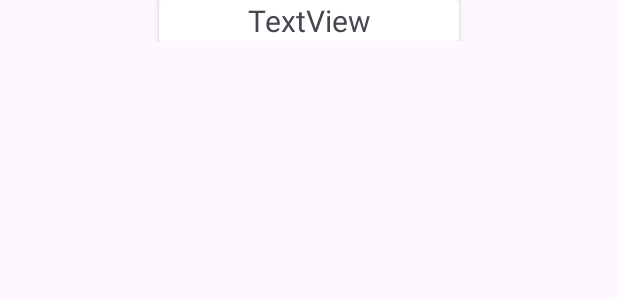
After one commit to Saphirengel/world_adventure_android, an Android app: the layout spinner_layout.xml on its own in the app's theme, with its tools: preview values and no code run, on a phone screen of 412 x 824 dp. The commit adds this screen. Shown: the top 300 px of the screen. Run offline under Robolectric (Android 15) with nearby library versions, the phone set to English and light mode, and no system bars.

Commit message:
So umbau hat begonnen

```diff
--- /dev/null
+++ b/app/src/main/res/layout/spinner_layout.xml
@@ -0,0 +1,32 @@
+<?xml version="1.0" encoding="utf-8"?>
+<androidx.constraintlayout.widget.ConstraintLayout xmlns:android="http://schemas.android.com/apk/res/android"
+    xmlns:app="http://schemas.android.com/apk/res-auto"
+    android:layout_width="match_parent"
+    android:layout_height="wrap_content">
+
+    <androidx.cardview.widget.CardView
+        android:id="@+id/cv_spinner"
+        android:layout_width="200dp"
+        android:layout_height="wrap_content"
+        app:layout_constraintEnd_toEndOf="parent"
+        app:layout_constraintStart_toStartOf="parent"
+        app:layout_constraintTop_toTopOf="parent">
+
+        <androidx.constraintlayout.widget.ConstraintLayout
+            android:layout_width="match_parent"
+            android:layout_height="match_parent">
+
+            <TextView
+                android:id="@+id/tv_spinner_namen"
+                android:layout_width="wrap_content"
+                android:layout_height="wrap_content"
+                android:text="TextView"
+                android:textSize="20sp"
+                app:layout_constraintBottom_toBottomOf="parent"
+                app:layout_constraintEnd_toEndOf="parent"
+                app:layout_constraintStart_toStartOf="parent"
+                app:layout_constraintTop_toTopOf="parent" />
+        </androidx.constraintlayout.widget.ConstraintLayout>
+
+    </androidx.cardview.widget.CardView>
+</androidx.constraintlayout.widget.ConstraintLayout>
```
Also changed, not shown: app/src/main/java/com/example/worldadventure/ui/CharakterertellenFragment.kt (+10 -0 lines), app/src/main/java/com/example/worldadventure/ui/SpinnerFragment.kt (added, +28 -0 lines).
